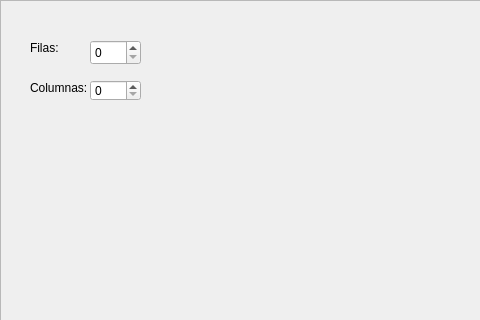
aleledesma/trabajo-practico-2, file mainwindow.ui: the form before one commit; both pictures show x 0 to 480 and y 0 to 320 of the 802 by 470 pixel window.
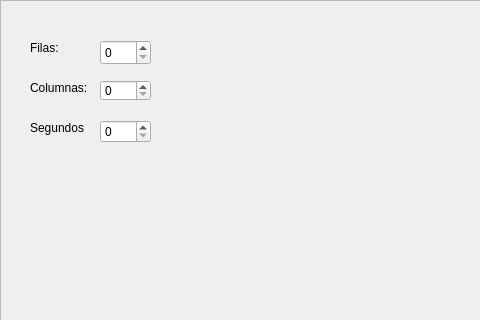
The form after the commit.

```diff
--- a/mainwindow.ui
+++ b/mainwindow.ui
@@ -45,7 +45,7 @@
     <widget class="QSpinBox" name="spinBox_2">
      <property name="geometry">
       <rect>
-       <x>90</x>
+       <x>100</x>
        <y>80</y>
        <width>51</width>
        <height>21</height>
@@ -55,7 +55,7 @@
     <widget class="QSpinBox" name="spinBox">
      <property name="geometry">
       <rect>
-       <x>90</x>
+       <x>100</x>
        <y>40</y>
        <width>51</width>
        <height>25</height>
@@ -114,6 +114,29 @@
       <string>Cargar partida</string>
      </property>
     </widget>
+    <widget class="QLabel" name="label_3">
+     <property name="geometry">
+      <rect>
+       <x>30</x>
+       <y>120</y>
+       <width>58</width>
+       <height>15</height>
+      </rect>
+     </property>
+     <property name="text">
+      <string>Segundos</string>
+     </property>
+    </widget>
+    <widget class="QSpinBox" name="spinBox_3">
+     <property name="geometry">
+      <rect>
+       <x>100</x>
+       <y>120</y>
+       <width>51</width>
+       <height>23</height>
+      </rect>
+     </property>
+    </widget>
    </widget>
   </widget>
   <widget class="QMenuBar" name="menubar">
```
Left out of the diff: 2 changed lines with no effect on the pictures.
